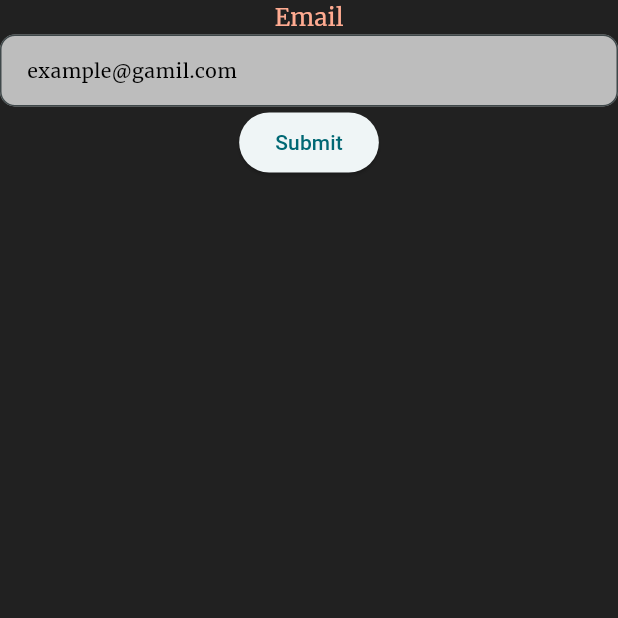
After one commit to David-999-david/Man-app, a Flutter app: the screen it shows after launch, after a tap on "Forgot password?", on a phone screen of 412 x 824 dp, the top half of it. The commit adds this screen. Run offline on Flutter 3.47's test engine with Material 3 defaults, Android fonts, the phone set to English and light mode, and no system bars; our stand-ins replace dio, email_validator, flutter_secure_storage, flutter_spinkit, google_fonts, jwt_decoder and 2 more; accounts and stored records are empty; network calls fail.

Commit message:
first step to added about forgot password logic and ui but need to make fix and bug

```diff
--- a/lib/domain/repository/auth/auth_repo.dart
+++ b/lib/domain/repository/auth/auth_repo.dart
@@ -31,4 +31,8 @@ class AuthRepo {
   // Future<bool> checkVerification(String email) {
   //   return AuthRemote().checkVerification(email);
   // }
+
+  Future<String> sendEmailOtp(String email) {
+    return AuthRemote().sendEmailOtp(email);
+  }
 }
--- a/lib/domain/usecase/auth/auth_usecase.dart
+++ b/lib/domain/usecase/auth/auth_usecase.dart
@@ -31,4 +31,8 @@ class AuthUsecase {
   // Future<bool> checkVerification(String email) {
   //   return AuthRepo().checkVerification(email);
   // }
+
+  Future<String> sendEmailOtp(String email) async {
+    return await AuthRepo().sendEmailOtp(email);
+  }
 }
--- /dev/null
+++ b/lib/presentation/user/auth/forgot_password/forgot_password.dart
@@ -0,0 +1,67 @@
+import 'package:email_validator/email_validator.dart';
+import 'package:flutter/material.dart';
+import 'package:flutter_spinkit/flutter_spinkit.dart';
+import 'package:provider/provider.dart';
+import 'package:user_auth/core/theme/app_text_style.dart';
+import 'package:user_auth/presentation/user/auth/forgot_password/notifier/forgot_password_notifier.dart';
+
+class ForgotPassword extends StatelessWidget {
+  const ForgotPassword({super.key});
+
+  @override
+  Widget build(BuildContext context) {
+    return ChangeNotifierProvider(
+      create: (context) => ForgotPasswordNotifier(),
+      child: Consumer<ForgotPasswordNotifier>(
+        builder: (context, provider, child) {
+          return Scaffold(
+            body: provider.loading
+                ? SpinKitWave(
+                    color: Colors.red,
+                    duration: Duration(seconds: 10),
+                    size: 30,
+                  )
+                : Form(
+                    key: provider.key,
+                    child: Column(
+                      children: [
+                        Text(
+                          'Email',
+                          style: 16.sp(color: Color(0xFFFFAB91)),
+                        ),
+                        TextFormField(
+                          controller: provider.emailCtrl,
+                          keyboardType: TextInputType.emailAddress,
+                          decoration: InputDecoration(
+                            filled: true,
+                            fillColor: Color(0xFFBDBDBD),
+                            hintText: 'example@gamil.com',
+                            hintStyle: 13.sp(),
+                            errorStyle: 13.sp(color: Colors.red),
+                            contentPadding: EdgeInsets.symmetric(
+                                horizontal: 14, vertical: 6),
+                            border: OutlineInputBorder(
+                                borderRadius: BorderRadius.circular(10),
+                                borderSide: BorderSide(color: Colors.white)),
+                            focusedBorder: OutlineInputBorder(
+                                borderRadius: BorderRadius.circular(10),
+                                borderSide: BorderSide(color: Colors.white)),
+                          ),
+                          validator: (value) {
+                            if (value == null || value.isEmpty) {
+                              return 'Please enter you email';
+                            }
+                            if (EmailValidator.validate(value)) {
+                              return 'Please enter a valid email';
+                            }
+                          },
+                        ),
+                        ElevatedButton(onPressed: () {}, child: Text('Submit'))
+                      ],
+                    )),
+          );
+        },
+      ),
+    );
+  }
+}
--- /dev/null
+++ b/lib/presentation/user/auth/forgot_password/notifier/forgot_password_notifier.dart
@@ -0,0 +1,32 @@
+import 'package:flutter/cupertino.dart';
+import 'package:user_auth/domain/usecase/auth/auth_usecase.dart';
+
+class ForgotPasswordNotifier extends ChangeNotifier {
+  final TextEditingController _emailCtrl = TextEditingController();
+
+  final key = GlobalKey<FormState>();
+
+  TextEditingController get emailCtrl => _emailCtrl;
+
+  String? _msg;
+
+  String? get msg => _msg;
+
+  String? _errmsg;
+
+  String? get errmsg => _errmsg;
+
+  bool _loading = false;
+
+  bool get loading => _loading;
+
+  Future<void> sendEmailOtp() async {
+    _loading = false;
+    notifyListeners();
+    try {
+      _msg = await AuthUsecase().sendEmailOtp(_emailCtrl.text);
+    } catch (e) {
+      throw Exception('$e');
+    }
+  }
+}
--- a/lib/presentation/user/auth/login/login_screen.dart
+++ b/lib/presentation/user/auth/login/login_screen.dart
@@ -5,6 +5,7 @@ import 'package:provider/provider.dart';
 import 'package:user_auth/common/helper/app_navigator.dart';
 import 'package:user_auth/presentation/active/active_screen.dart';
 import 'package:user_auth/presentation/active/notifier/active_notifier.dart';
+import 'package:user_auth/presentation/user/auth/forgot_password/forgot_password.dart';
 import 'package:user_auth/presentation/user/auth/login/notifier/login_notifier.dart';
 import 'package:user_auth/presentation/user/auth/register/register_screen.dart';
 import 'package:user_auth/core/theme/app_text_style.dart';
@@ -169,6 +170,23 @@ class LoginScreen extends StatelessWidget {
                                         },
                                       ),
                                     ),
+                                    Padding(
+                                      padding: const EdgeInsets.only(right: 15),
+                                      child: Align(
+                                        alignment: Alignment.centerRight,
+                                        child: InkWell(
+                                          onTap: () {
+                                            AppNavigator.push(
+                                                context, ForgotPassword());
+                                          },
+                                          child: Text(
+                                            'Forgot password?',
+                                            style:
+                                                12.sp(color: Color(0xFFFFAB91)),
+                                          ),
+                                        ),
+                                      ),
+                                    ),
                                     Center(
                                       child: Padding(
                                         padding: const EdgeInsets.only(top: 30),
--- a/lib/presentation/user/auth/register/register_screen.dart
+++ b/lib/presentation/user/auth/register/register_screen.dart
@@ -79,7 +79,7 @@ class RegisterScreen extends StatelessWidget {
                                             hintText: 'Enter your name',
                                             hintStyle: 15.sp(),
                                             errorStyle:
-                                                15.sp(color: Colors.red),
+                                                13.sp(color: Colors.red),
                                             contentPadding:
                                                 EdgeInsets.symmetric(
                                                     horizontal: 14,
```
Also changed, not shown: lib/common/constant/api_url.dart (+8 -0 lines), lib/data/remote/auth/auth_remote.dart (+16 -0 lines), lib/presentation/active/active_screen.dart (+5 -2 lines), lib/presentation/userProfile/user_profile.dart (added, +59 -0 lines).
